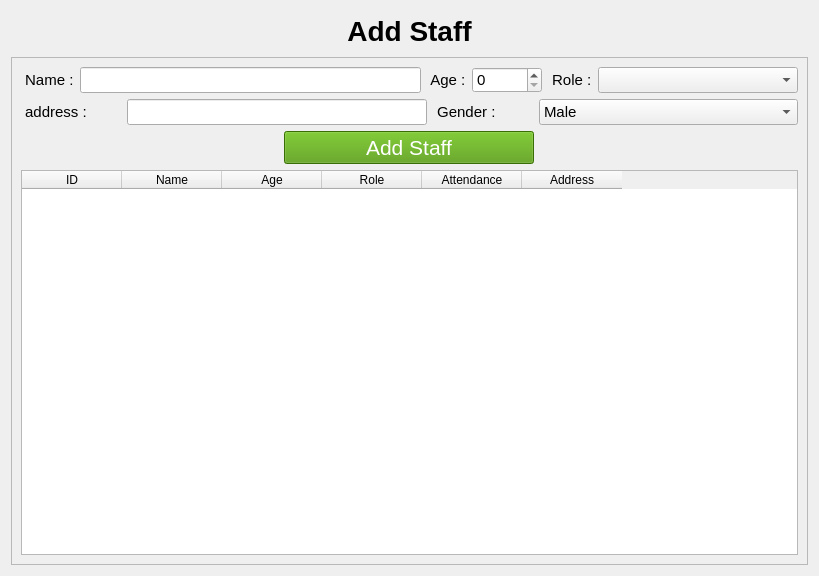
Qt form ui/addstaff.ui (khaledabotaleb/active-application) before a commit.
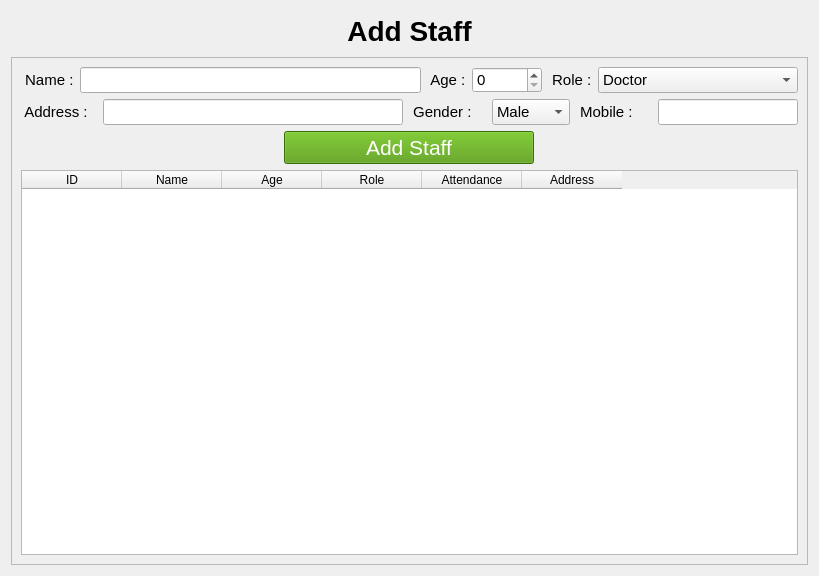
The same form after that commit. Icons and pictures are not drawn.

Patch:
```diff
--- a/ui/addstaff.ui
+++ b/ui/addstaff.ui
@@ -122,6 +122,26 @@
                <height>1</height>
               </size>
              </property>
+             <item>
+              <property name="text">
+               <string>Doctor</string>
+              </property>
+             </item>
+             <item>
+              <property name="text">
+               <string>Nurse</string>
+              </property>
+             </item>
+             <item>
+              <property name="text">
+               <string>Secretary</string>
+              </property>
+             </item>
+             <item>
+              <property name="text">
+               <string>Worker</string>
+              </property>
+             </item>
             </widget>
            </item>
           </layout>
@@ -137,7 +157,7 @@
               </size>
              </property>
              <property name="text">
-              <string> address :</string>
+              <string> Address :</string>
              </property>
             </widget>
            </item>
@@ -184,6 +204,23 @@
              </item>
             </widget>
            </item>
+           <item>
+            <widget class="QLabel" name="label_6">
+             <property name="text">
+              <string> Mobile : </string>
+             </property>
+            </widget>
+           </item>
+           <item>
+            <widget class="QLineEdit" name="mobile_lineEdit">
+             <property name="maximumSize">
+              <size>
+               <width>140</width>
+               <height>16777215</height>
+              </size>
+             </property>
+            </widget>
+           </item>
           </layout>
          </item>
         </layout>
```
Left out of the diff: 12 changed lines with no effect on the pictures.
